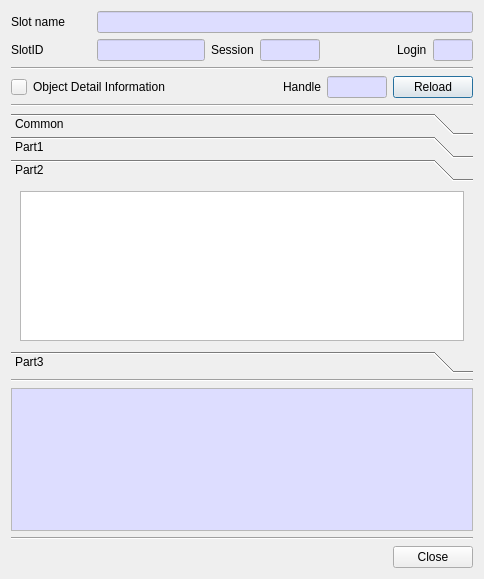
This is CryptokiMan/object_view_dlg.ui in jykim74/CryptokiMan as Qt 5 draws it before an edit. The edited form follows.
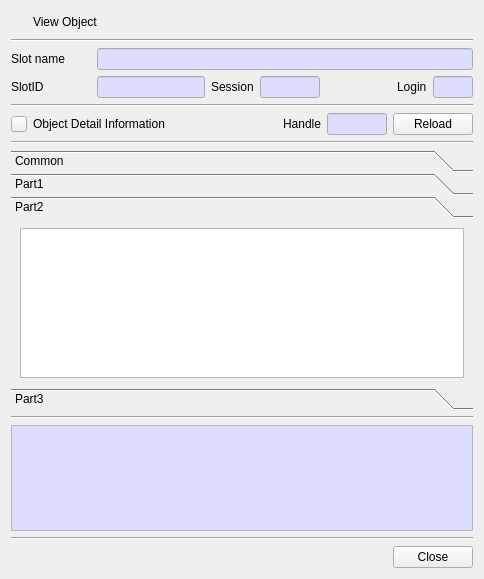
This is the edited form. Icons and pictures are not drawn.

Diff of the .ui file:
```diff
--- a/CryptokiMan/object_view_dlg.ui
+++ b/CryptokiMan/object_view_dlg.ui
@@ -14,6 +14,50 @@
    <string>Object Detail Information</string>
   </property>
   <layout class="QVBoxLayout" name="verticalLayout">
+   <item>
+    <layout class="QGridLayout" name="gridLayout_3">
+     <item row="0" column="0">
+      <widget class="QPushButton" name="pushButton">
+       <property name="minimumSize">
+        <size>
+         <width>16</width>
+         <height>0</height>
+        </size>
+       </property>
+       <property name="maximumSize">
+        <size>
+         <width>16</width>
+         <height>16777215</height>
+        </size>
+       </property>
+       <property name="text">
+        <string/>
+       </property>
+       <property name="icon">
+        <iconset resource="cryptokiman.qrc">
+         <normaloff>:/images/info.png</normaloff>:/images/info.png</iconset>
+       </property>
+       <property name="flat">
+        <bool>true</bool>
+       </property>
+      </widget>
+     </item>
+     <item row="0" column="1">
+      <widget class="QLabel" name="label">
+       <property name="text">
+        <string>View Object</string>
+       </property>
+      </widget>
+     </item>
+    </layout>
+   </item>
+   <item>
+    <widget class="Line" name="line_5">
+     <property name="orientation">
+      <enum>Qt::Horizontal</enum>
+     </property>
+    </widget>
+   </item>
    <item>
     <layout class="QGridLayout" name="gridLayout_4">
      <property name="topMargin">
```
